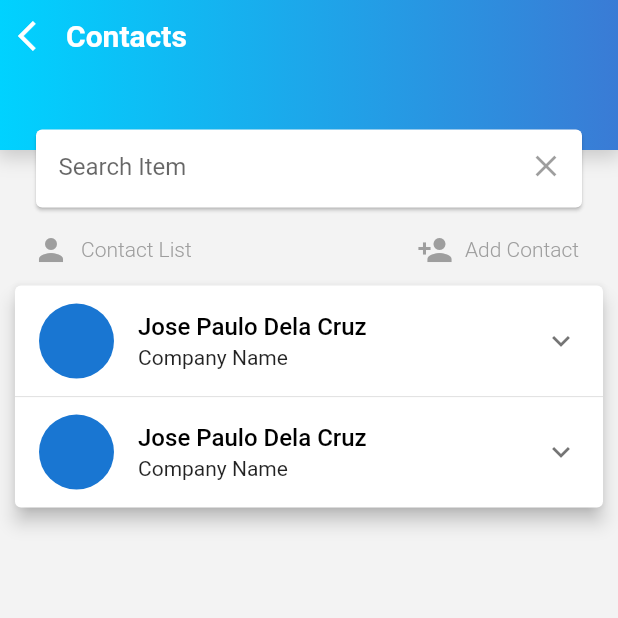
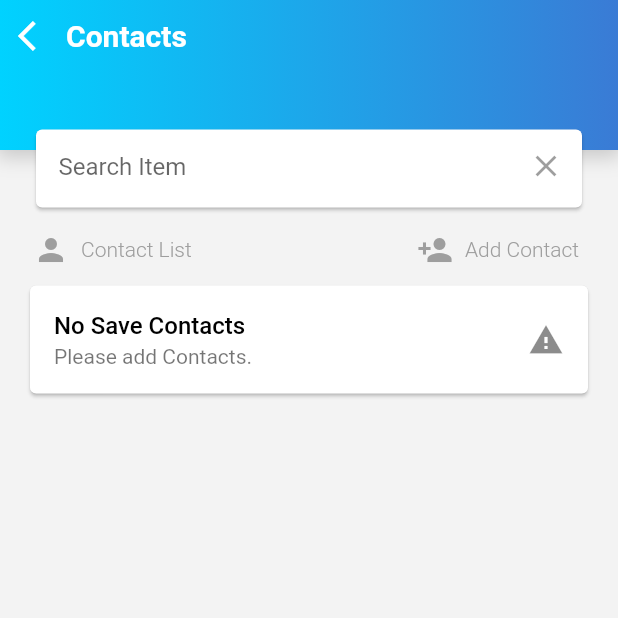
Before and after one commit to josepaulodelacruz/sales_app, a Flutter app: the ContactScreen screen opened directly, on a phone screen of 412 x 824 dp, the top half of it. Run offline on Flutter 3.47's test engine with Material 2 defaults, Android fonts, the phone set to English and light mode, and no system bars; our stand-ins replace audioplayers, badges, camera, cloud_firestore, firebase_auth, flutter_markdown and 4 more; missing offline and left inert: barcode_scan, qr_code_scanner; accounts and stored records are empty.

Commit message:
fix: contact save to memory

```diff
--- /dev/null
+++ b/lib/models/Contact.dart
@@ -0,0 +1,48 @@
+import 'dart:convert';
+import 'package:flutter/material.dart';
+import 'package:sari_sales/providers/contact_data.dart';
+import 'package:shared_preferences/shared_preferences.dart';
+class Contact {
+  String name;
+  String phone;
+  String supply;
+  String imagePath;
+
+  Contact({@required this.name, @required this.phone, @required this.supply, @required this.imagePath});
+
+  isValidate (Map<String, dynamic> info) {
+    return (info['name'] == '' ||  info['phone'] == '' || info['supply'] == '') ? false : true;
+  }
+
+  static getContact () async {
+    final SharedPreferences sharedPrefs = await SharedPreferences.getInstance();
+    final getContacts = sharedPrefs.getString('contacts');
+    if(getContacts == null) {
+      return [];
+    } else {
+      List<dynamic> decode = jsonDecode(getContacts);
+      return decode;
+    }
+  }
+
+  static saveContacts (contacts) async {
+    final SharedPreferences sharedPrefs = await SharedPreferences.getInstance();
+    List getContacts = await getContact();
+    getContacts.add(contacts);
+    final encode = json.encode(getContacts);
+    sharedPrefs.setString('contacts', encode);
+    print('succcessfully save in the storage');
+  }
+
+  Map<String, dynamic> toJson() =>
+      {
+        'name': name,
+        'contact': phone,
+        'supply': supply,
+        'imagePath': imagePath,
+      };
+
+
+
+
+}
--- a/lib/screens/authenticated/ContactScreen.dart
+++ b/lib/screens/authenticated/ContactScreen.dart
@@ -1,19 +1,32 @@
 import 'package:flutter/cupertino.dart';
+import 'dart:io';
 import 'package:flutter/material.dart';
+import 'package:intl/intl.dart';
 import 'package:sari_sales/components/ContactBottomModal.dart';
+import 'package:provider/provider.dart';
+import 'package:sari_sales/models/Contact.dart';
 
 import 'package:sari_sales/utils/colorParser.dart';
+import 'package:sari_sales/providers/contact_data.dart';
 
 class ContactScreen extends StatefulWidget {
   @override
-  createState () => _ContactScreen();
+  _ContactScreen createState () => _ContactScreen();
 }
 
-class _ContactScreen extends State<ContactScreen> {
+class _ContactScreen extends State<ContactScreen>{
+
+  void initState () {
+    super.initState();
+    _fetchContacts();
+  }
+
+  _fetchContacts () async {
+    return await Contact.getContact();
+  }
 
   @override
   Widget build(BuildContext context) {
-    // TODO: implement build
     return Hero(
       tag: 'contacts',
       child: SafeArea(
@@ -86,7 +99,12 @@ class _ContactScreen extends State<ContactScreen> {
                             builder: (context) => SingleChildScrollView(
                                 child:Container(
                                   padding: EdgeInsets.only(bottom: MediaQuery.of(context).viewInsets.bottom),
-                                  child: ContactBottomModal(),
+                                  child: ContactBottomModal(
+                                    reupdateContacts: () async {
+                                      setState(() {});
+                                      _fetchContacts();
+                                    }
+                                  ),
                                 )
                             )
                           );
@@ -94,19 +112,36 @@ class _ContactScreen extends State<ContactScreen> {
                       ],
                     )
                   ),
-                  Card(
+                  FutureBuilder(
+                    future: _fetchContacts(),
+                    builder: (context, snapshot) {
+                      if(snapshot.connectionState == ConnectionState.done) {
+                        return snapshot.data.length > 0 ? Card(
                           elevation: 5,
                           margin: EdgeInsets.symmetric(horizontal: 10),
                           child: Column(
                             children: ListTile.divideTiles(
                               context: context,
-                        tiles: [
-                          Container(
+                              tiles: snapshot.data.map<Widget>((contact) {
+                                print(contact);
+                                return Container(
                                   child: Center(
                                     child: ExpansionTile(
-                                leading: CircleAvatar(radius: 25),
-                                title: Text('Jose Paulo Dela Cruz', style: TextStyle(color: Colors.black, fontWeight: FontWeight.w500)),
-                                subtitle: Text('Company Name'),
+                                      leading: CircleAvatar(
+                                        radius: 30,
+                                        child: contact['imagePath'] != null ? Center(
+                                          child: ClipOval(
+                                              child: Image.file(
+                                                File(contact['imagePath']),
+                                                height: 60,
+                                                width: 60,
+                                                fit: BoxFit.fill,
+                                              )
+                                          ),
+                                        ) : Text('${contact['name'][0]}${contact['name'][1]}')
+                                      ),
+                                      title: Text(contact['name'], style: TextStyle(color: Colors.black, fontWeight: FontWeight.w500)),
+                                      subtitle: Text(contact['supply']),
                                       children: <Widget>[
                                         Container(
                                           height: 50,
@@ -115,40 +150,46 @@ class _ContactScreen extends State<ContactScreen> {
                                             children: <Widget>[
                                               FlatButton.icon(onPressed: (){}, icon: Icon(Icons.call, color: Colors.grey[500]), label: Text('Call', style: TextStyle(color: Colors.grey[500], fontWeight: FontWeight.w300))),
                                               FlatButton.icon(onPressed: (){}, icon: Icon(Icons.message, color: Colors.grey[500]), label: Text('Message', style: TextStyle(color: Colors.grey[500], fontWeight: FontWeight.w300))),
-                                        FlatButton.icon(onPressed: (){}, icon: Icon(Icons.edit, color: Colors.grey[500]), label: Text('Edit', style: TextStyle(color: Colors.grey[500], fontWeight: FontWeight.w300))),
+                                              FlatButton.icon(
+                                                onPressed: (){
+                                                  return showModalBottomSheet(
+                                                    context: context,
+                                                    isScrollControlled: true,
+                                                    builder: (context) => SingleChildScrollView(
+                                                      child:Container(
+                                                        padding: EdgeInsets.only(bottom: MediaQuery.of(context).viewInsets.bottom),
+                                                        child: ContactBottomModal(
+                                                          contactUser: contact,
+                                                        ),
+                                                      )
+                                                    )
+                                                  );
+                                                },
+                                                icon: Icon(Icons.edit, color: Colors.grey[500]), label: Text('Edit', style: TextStyle(color: Colors.grey[500], fontWeight: FontWeight.w300))
+                                              ),
                                             ],
                                           )
                                         )
                                       ],
                                     ),
                                   )
-                          ),
-                          Container(
-                              child: Center(
-                                child: ExpansionTile(
-                                  leading: CircleAvatar(radius: 25),
-                                  title: Text('Jose Paulo Dela Cruz', style: TextStyle(color: Colors.black, fontWeight: FontWeight.w500)),
-                                  subtitle: Text('Company Name'),
-                                  children: <Widget>[
-                                    Container(
-                                        height: 50,
-                                        child: Row(
-                                          mainAxisAlignment: MainAxisAlignment.spaceAround,
-                                          children: <Widget>[
-                                            FlatButton.icon(onPressed: (){}, icon: Icon(Icons.call, color: Colors.grey[500]), label: Text('Call', style: TextStyle(color: Colors.grey[500], fontWeight: FontWeight.w300))),
-                                            FlatButton.icon(onPressed: (){}, icon: Icon(Icons.message, color: Colors.grey[500]), label: Text('Message', style: TextStyle(color: Colors.grey[500], fontWeight: FontWeight.w300))),
-                                            FlatButton.icon(onPressed: (){}, icon: Icon(Icons.edit, color: Colors.grey[500]), label: Text('Edit', style: TextStyle(color: Colors.grey[500], fontWeight: FontWeight.w300))),
-                                          ],
-                                        )
-                                    )
-                                  ],
-                                ),
-                              )
-                          ),
-                        ]
+                                );
+                              }).toList(),
                             ).toList(),
                           )
+                        ) :  Card(
+                          margin: EdgeInsets.symmetric(horizontal: 20),
+                        child: ListTile(
+                          title: Text('No Save Contacts', style: TextStyle(color: Colors.black, fontWeight: FontWeight.w500)),
+                          subtitle: Text('Please add Contacts.'),
+                          trailing: Icon(Icons.warning),
                           )
+                        );
+                      } else {
+                        return CircularProgressIndicator();
+                      }
+                    },
+                  ),
                 ],
               )
             ),
```
Also changed, not shown: lib/components/ContactBottomModal.dart (+39 -33 lines), lib/main.dart (+14 -3 lines), lib/providers/contact_data.dart (added, +46 -0 lines), flutter_01.png (added). Lines whose indentation alone changed are shown as unchanged.
